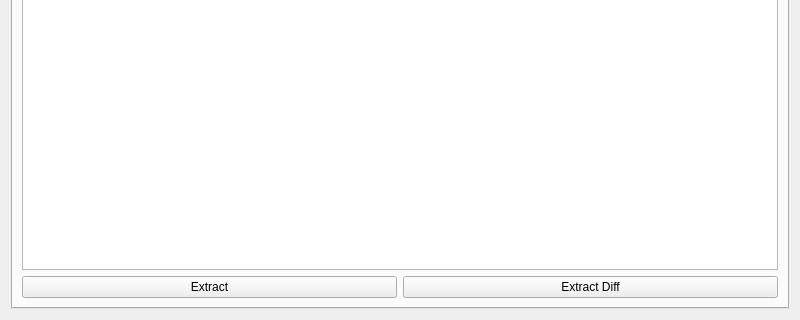
First picture: the form in py3scripts/Demo/ToolBox/toolbox.ui, repository thuleqaid/pytools, before the edit; both pictures show x 0 to 800 and y 280 to 600 of the 800 by 600 pixel window.
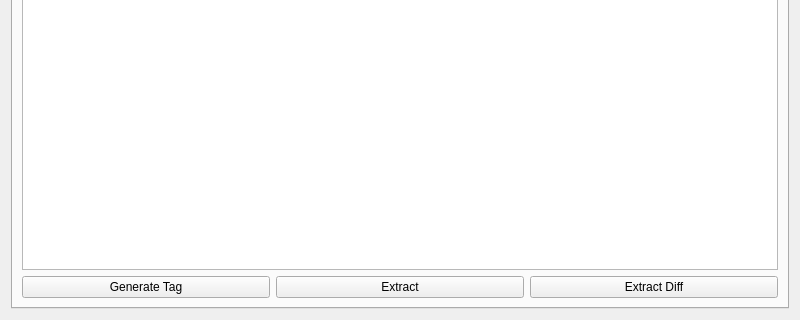
Second picture: the form after the edit. Custom widgets are drawn as their Qt base class.

Patch:
```diff
--- a/py3scripts/Demo/ToolBox/toolbox.ui
+++ b/py3scripts/Demo/ToolBox/toolbox.ui
@@ -238,6 +238,13 @@
       <layout class="QGridLayout" name="gridLayout_4">
        <item row="4" column="0" colspan="3">
         <layout class="QHBoxLayout" name="horizontalLayout_5">
+         <item>
+          <widget class="QPushButton" name="btnGenerateTag">
+           <property name="text">
+            <string>Generate Tag</string>
+           </property>
+          </widget>
+         </item>
          <item>
           <widget class="QPushButton" name="btnExtractFunc">
            <property name="text">
```
Left out of the diff: 29 changed lines with no effect on the pictures.
